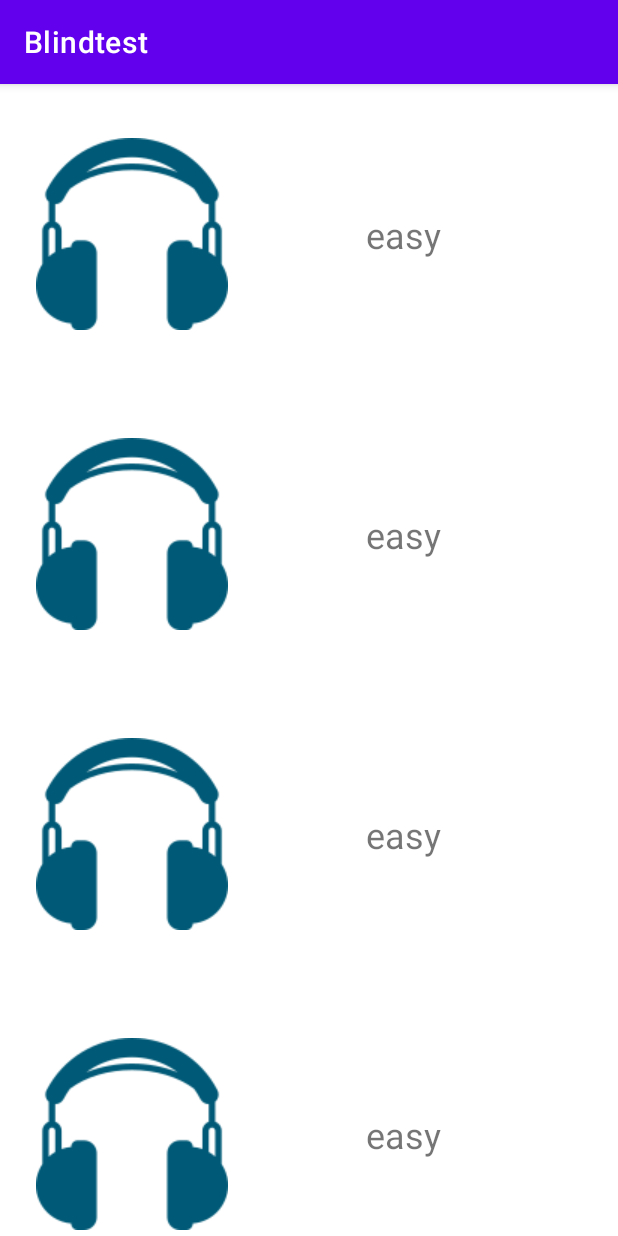
After one commit to coding-factory-classrooms/android-l2-flashcards-groupe-3-blindtest-musical, an Android app: the SoundsListActivity screen opened directly, with no data from a screen before it, on a phone screen of 412 x 824 dp. The commit adds this screen. Run offline under Robolectric (Android 15) with nearby library versions, the phone set to English and light mode, and no system bars.

Commit message:
recycler view

```diff
--- a/app/src/main/AndroidManifest.xml
+++ b/app/src/main/AndroidManifest.xml
@@ -9,7 +9,8 @@
         android:roundIcon="@mipmap/ic_launcher_round"
         android:supportsRtl="true"
         android:theme="@style/Theme.Blindtest">
-        <activity android:name=".BlindTestActivity"></activity>
+        <activity android:name=".SoundsListActivity"></activity>
+        <activity android:name=".BlindTestActivity" />
         <activity android:name=".AboutActivity" />
         <activity android:name=".MainActivity">
             <intent-filter>
--- a/app/src/main/java/com/rosstail/blindtest/BlindTestActivity.java
+++ b/app/src/main/java/com/rosstail/blindtest/BlindTestActivity.java
@@ -42,7 +42,7 @@ public class BlindTestActivity extends AppCompatActivity implements View.OnClick
             finish();
             return;
         }
-        // get difficulty choice of the user
+        // get user's difficulty choice
 
         Intent srcIntent = getIntent();
         int difficultyChoice = srcIntent.getIntExtra("difficulty", 1);
--- a/app/src/main/java/com/rosstail/blindtest/MainActivity.java
+++ b/app/src/main/java/com/rosstail/blindtest/MainActivity.java
@@ -50,5 +50,14 @@ public class MainActivity extends AppCompatActivity {
                 builder.show();
             }
         });
+
+        Button allQuestionsButton = findViewById(R.id.allQuestionsButton);
+        allQuestionsButton.setOnClickListener(new View.OnClickListener() {
+            @Override
+            public void onClick(View v) {
+                Intent intent = new Intent(MainActivity.this, SoundsListActivity.class);
+                startActivity(intent);
+            }
+        });
     }
 }
--- /dev/null
+++ b/app/src/main/java/com/rosstail/blindtest/Question.java
@@ -0,0 +1,58 @@
+package com.rosstail.blindtest;
+
+import android.os.Parcel;
+import android.os.Parcelable;
+
+public class Question implements Parcelable {
+    String fileName;
+    String artist;
+    String difficulty;
+
+    public Question(String fileName, String artist, String difficulty) {
+        this.fileName = fileName;
+        this.artist = artist;
+        this.difficulty = difficulty;
+    }
+
+    protected Question(Parcel in) {
+        fileName = in.readString();
+        artist = in.readString();
+        difficulty = in.readString();
+    }
+
+    public static final Creator<Question> CREATOR = new Creator<Question>() {
+        @Override
+        public Question createFromParcel(Parcel in) {
+            return new Question(in);
+        }
+
+        @Override
+        public Question[] newArray(int size) {
+            return new Question[size];
+        }
+    };
+
+    public String getFileName() {
+        return fileName;
+    }
+
+    public String getArtist() {
+        return artist;
+    }
+
+    public String getDifficulty() {
+        return difficulty;
+    }
+
+    @Override
+    public int describeContents() {
+        return 0;
+    }
+
+    @Override
+    public void writeToParcel(Parcel dest, int flags) {
+        dest.writeString(fileName);
+        dest.writeString(artist);
+        dest.writeString(difficulty);
+    }
+}
--- /dev/null
+++ b/app/src/main/java/com/rosstail/blindtest/SoundAdapter.java
@@ -0,0 +1,72 @@
+package com.rosstail.blindtest;
+
+import android.content.Context;
+import android.content.Intent;
+import android.view.LayoutInflater;
+import android.view.View;
+import android.view.ViewGroup;
+import android.widget.ImageView;
+import android.widget.TextView;
+
+import androidx.annotation.NonNull;
+import androidx.recyclerview.widget.RecyclerView;
+
+import org.w3c.dom.Text;
+
+import java.util.List;
+
+public class SoundAdapter extends RecyclerView.Adapter<SoundAdapter.ViewHolder> implements View.OnClickListener {
+
+    private List<Question> questionList;
+
+    public SoundAdapter(List<Question> questionList) {
+        this.questionList = questionList;
+    }
+
+    @Override
+    public void onClick(View v) {
+        switch (v.getId()){
+            case R.id.rootItem :
+                Context context = v.getContext();
+                Question question = (Question) v.getTag();
+                Intent intent = new Intent(context, BlindTestActivity.class);
+                intent.putExtra("question", question);
+                context.startActivity(intent);
+                break;
+        }
+    }
+
+    @NonNull
+    @Override
+    public SoundAdapter.ViewHolder onCreateViewHolder(@NonNull ViewGroup parent, int viewType) {
+        View view = LayoutInflater.from(parent.getContext())
+                .inflate(R.layout.item_sound, parent, false);
+        return new ViewHolder(view);
+    }
+
+    @Override
+    public void onBindViewHolder(@NonNull SoundAdapter.ViewHolder holder, int position) {
+        Question question = questionList.get(position);
+
+        String difficulty = question.getDifficulty();
+        holder.difficulty.setText(difficulty);
+
+        holder.itemView.setTag(question);
+        holder.itemView.setOnClickListener(this);
+    }
+
+    @Override
+    public int getItemCount() {
+        return questionList.size();
+    }
+
+    class ViewHolder extends RecyclerView.ViewHolder {
+
+        final TextView difficulty;
+
+        public ViewHolder(@NonNull View itemView) {
+            super(itemView);
+            difficulty = itemView.findViewById(R.id.difficultyTextView);
+        }
+    }
+}
--- /dev/null
+++ b/app/src/main/java/com/rosstail/blindtest/SoundsListActivity.java
@@ -0,0 +1,103 @@
+package com.rosstail.blindtest;
+
+import androidx.appcompat.app.AppCompatActivity;
+import androidx.recyclerview.widget.LinearLayoutManager;
+import androidx.recyclerview.widget.RecyclerView;
+
+import android.os.Bundle;
+import android.util.Log;
+
+import org.json.JSONArray;
+import org.json.JSONException;
+import org.json.JSONObject;
+
+import java.io.IOException;
+import java.io.InputStream;
+import java.util.ArrayList;
+import java.util.List;
+
+public class SoundsListActivity extends AppCompatActivity {
+
+    private List<Question> questionList;
+    private SoundAdapter adapter;
+
+    @Override
+    protected void onCreate(Bundle savedInstanceState) {
+        super.onCreate(savedInstanceState);
+        setContentView(R.layout.activity_sounds_list);
+
+        questionList = new ArrayList<>();
+
+        JSONObject obj = readData();
+        createQuestionsList(obj);
+
+        adapter = new SoundAdapter(questionList);
+
+        RecyclerView recyclerView = findViewById(R.id.recyclerView);
+        recyclerView.setAdapter(adapter);
+        recyclerView.setLayoutManager(new LinearLayoutManager(this));
+
+
+    }
+
+    private void createQuestionsList (JSONObject obj){
+        try {
+            JSONArray allQuestionsList = obj.getJSONArray("questions");
+
+            // Loop on different levels
+            for (int i = 0; i < 3; i++){
+                String keyStr = null;
+                switch (i){
+                    case 0 :
+                        keyStr = "easy";
+                        break;
+                    case 1 :
+                        keyStr = "medium";
+                        break;
+                    case 2 :
+                        keyStr = "hard";
+                        break;
+                }
+                JSONObject test = allQuestionsList.getJSONObject(i);
+                //String key = test.getString("key");
+
+                JSONArray jsonArrayByLevel = test.getJSONArray(keyStr);
+                Log.d("allquestions", jsonArrayByLevel+"");
+
+                // Loop on
+                for (int j = 0; j < jsonArrayByLevel.length(); j++){
+
+                    JSONObject item= jsonArrayByLevel.getJSONObject(j);
+                    String mp3 = item.getString("mp3");
+                    String artist = item.getString("artist");
+
+                    questionList.add(new Question(mp3, artist, keyStr));
+
+                }
+            }
+            Log.d("allquestions", questionList + "");
+        } catch (JSONException e) {
+            e.printStackTrace();
+        }
+    }
+
+    private JSONObject readData() {
+        InputStream is;
+        String str_data;
+        try {
+            is = SoundsListActivity.this.getAssets().open("data.json");
+            int size = is.available();
+            byte[] buffer = new byte[size]; //declare the size of the byte array with size of the file
+            is.read(buffer);
+            is.close();
+            str_data = new String(buffer);
+            return new JSONObject(str_data);
+            //Log.w("test", new JSONObject(str_data).getJSONArray("artistes").toString());
+        } catch (IOException | JSONException e) {
+            Log.e("BlindTestActivity", "Read Data Error");
+            e.printStackTrace();
+        }
+        //Log.w("BlindTest onCreate", str_data);
+        return null;
+    }
+}
--- /dev/null
+++ b/app/src/main/res/layout/activity_sounds_list.xml
@@ -0,0 +1,18 @@
+<?xml version="1.0" encoding="utf-8"?>
+<androidx.constraintlayout.widget.ConstraintLayout xmlns:android="http://schemas.android.com/apk/res/android"
+    xmlns:app="http://schemas.android.com/apk/res-auto"
+    xmlns:tools="http://schemas.android.com/tools"
+    android:layout_width="match_parent"
+    android:layout_height="match_parent"
+    tools:context=".SoundsListActivity">
+
+    <androidx.recyclerview.widget.RecyclerView
+        android:id="@+id/recyclerView"
+        android:layout_width="match_parent"
+        android:layout_height="match_parent"
+        app:layout_constraintBottom_toBottomOf="parent"
+        app:layout_constraintEnd_toEndOf="parent"
+        app:layout_constraintStart_toStartOf="parent"
+        app:layout_constraintTop_toTopOf="parent"
+        tools:listitem="@layout/item_sound" />
+</androidx.constraintlayout.widget.ConstraintLayout>
--- /dev/null
+++ b/app/src/main/res/layout/item_sound.xml
@@ -0,0 +1,31 @@
+<?xml version="1.0" encoding="utf-8"?>
+<androidx.constraintlayout.widget.ConstraintLayout xmlns:android="http://schemas.android.com/apk/res/android"
+    xmlns:app="http://schemas.android.com/apk/res-auto"
+    xmlns:tools="http://schemas.android.com/tools"
+    android:id="@+id/rootItem"
+    android:layout_width="match_parent"
+    android:layout_height="200dp">
+
+    <ImageView
+        android:id="@+id/imageView2"
+        android:layout_width="wrap_content"
+        android:layout_height="wrap_content"
+        android:layout_marginStart="24dp"
+        android:layout_marginLeft="24dp"
+        app:layout_constraintBottom_toBottomOf="parent"
+        app:layout_constraintStart_toStartOf="parent"
+        app:layout_constraintTop_toTopOf="parent"
+        app:srcCompat="@drawable/headphones" />
+
+    <TextView
+        android:id="@+id/difficultyTextView"
+        android:layout_width="wrap_content"
+        android:layout_height="wrap_content"
+        android:layout_marginStart="92dp"
+        android:layout_marginLeft="92dp"
+        android:textSize="24sp"
+        app:layout_constraintBottom_toBottomOf="@+id/imageView2"
+        app:layout_constraintStart_toEndOf="@+id/imageView2"
+        app:layout_constraintTop_toTopOf="@+id/imageView2"
+        tools:text="Hard" />
+</androidx.constraintlayout.widget.ConstraintLayout>
```
